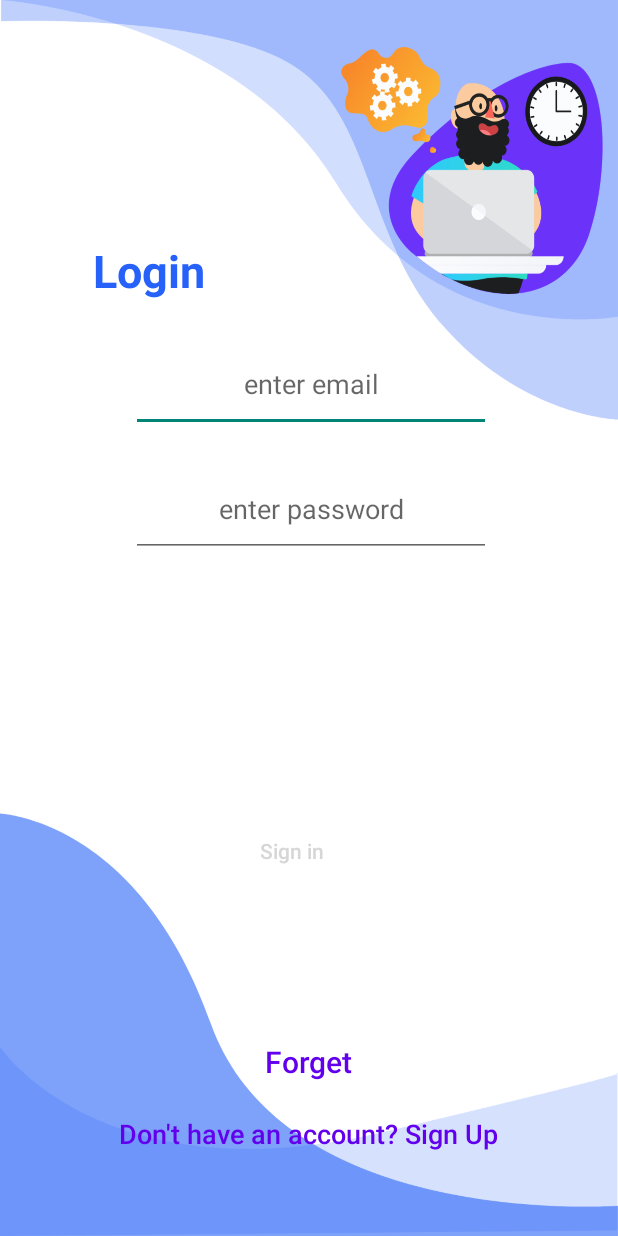
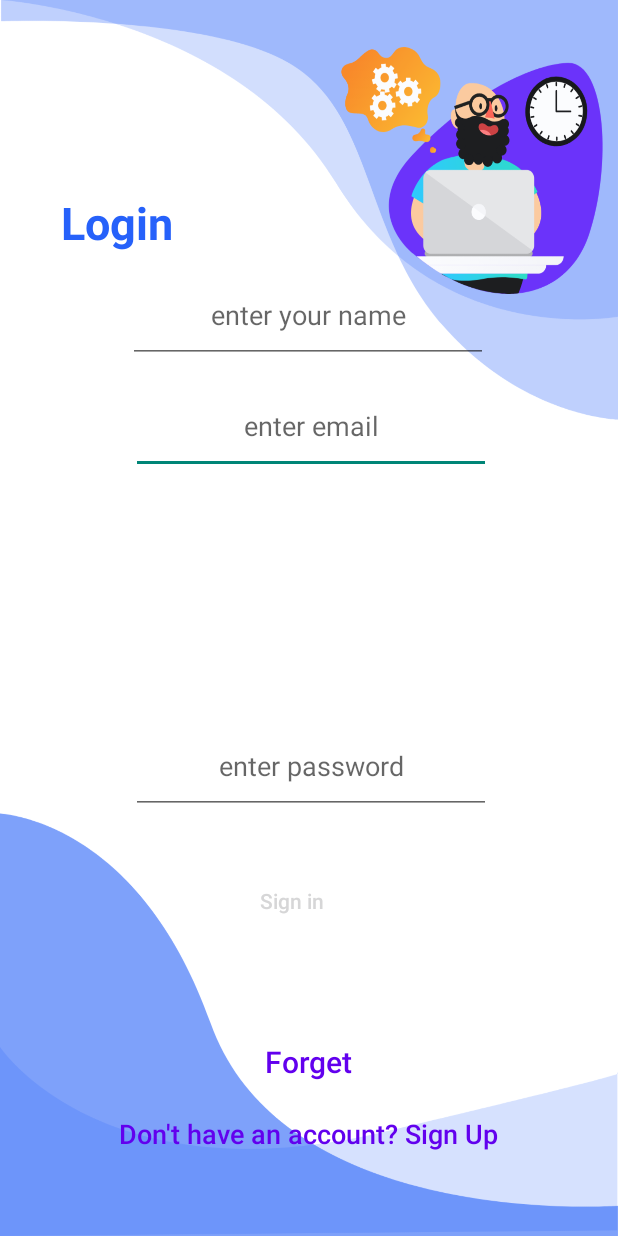
Before and after one commit to Avinash-dev-code/Expense-Tracker-, an Android app: the login screen opened directly, with no data from a screen before it, on a phone screen of 412 x 824 dp. Run offline under Robolectric (Android 15) with nearby library versions, the light colour scheme and no system bars; our stand-ins replace Firebase (no records; nobody signed in at launch, a user with empty details on screens opened directly); libraries missing offline, so code that uses them is left out: com.spark.submitbutton; plain views replace SubmitButton; 2 statements that could not run were skipped.

Commit message:
notification code change and added  name textview in authentication

```diff
--- a/app/src/main/java/com/avinash/expensetracker/activities/Register.java
+++ b/app/src/main/java/com/avinash/expensetracker/activities/Register.java
@@ -76,7 +76,7 @@ public class Register extends AppCompatActivity implements View.OnClickListener{
             Toast.makeText(Register.this, "Enter Password", Toast.LENGTH_SHORT).show();
             return;
         }else if (Password.length()<6){
-            Toast.makeText(Register.this,"Passwor must be greater then 6 digit", Toast.LENGTH_SHORT).show();
+            Toast.makeText(Register.this,"Password must be greater then 6 digit", Toast.LENGTH_SHORT).show();
             return;
         }
         mDialog.setMessage("Creating User please wait...");
@@ -88,8 +88,10 @@ public class Register extends AppCompatActivity implements View.OnClickListener{
                 if (task.isSuccessful()){
                     sendEmailVerification();
                     mDialog.dismiss();
+
                     OnAuth(task.getResult().getUser());
                     mAuth.signOut();
+                    finish();
                 }else{
                     Toast.makeText(Register.this,"error on creating user", Toast.LENGTH_SHORT).show();
                 }
--- a/app/src/main/res/layout/activity_login.xml
+++ b/app/src/main/res/layout/activity_login.xml
@@ -26,17 +26,16 @@
         app:layout_constraintVertical_bias="0.497">
 
         <TextView
+            android:id="@+id/textView2"
             style="@style/loginHeader"
-            android:layout_width="wrap_content"
-            android:layout_height="wrap_content"
-            android:layout_marginTop="160dp"
+            android:layout_width="93dp"
+            android:layout_height="44dp"
+            android:layout_marginTop="128dp"
             android:text="@string/logins"
-            app:layout_constraintBottom_toTopOf="@+id/editEmail"
             app:layout_constraintEnd_toEndOf="parent"
-            app:layout_constraintHorizontal_bias="0.184"
+            app:layout_constraintHorizontal_bias="0.128"
             app:layout_constraintStart_toStartOf="parent"
-            app:layout_constraintTop_toTopOf="parent"
-            app:layout_constraintVertical_bias="0.0" />
+            app:layout_constraintTop_toTopOf="parent" />
 
         <EditText
             android:id="@+id/editEmail"
@@ -45,7 +44,7 @@
             android:layout_width="240dp"
 
             android:layout_height="64dp"
-            android:layout_marginTop="224dp"
+            android:layout_marginTop="252dp"
 
             android:gravity="center"
 
@@ -73,9 +72,10 @@
             android:textColor="#6200ee"
             app:layout_constraintBottom_toTopOf="@+id/buttonLogin"
             app:layout_constraintEnd_toEndOf="@+id/editEmail"
+            app:layout_constraintHorizontal_bias="0.0"
             app:layout_constraintStart_toStartOf="@+id/editEmail"
             app:layout_constraintTop_toBottomOf="@+id/editEmail"
-            app:layout_constraintVertical_bias="0.016" />
+            app:layout_constraintVertical_bias="1.0" />
 
         <com.spark.submitbutton.SubmitButton
             android:id="@+id/buttonLogin"
@@ -94,7 +94,7 @@
             app:layout_constraintHorizontal_bias="0.448"
             app:layout_constraintStart_toStartOf="parent"
             app:layout_constraintTop_toTopOf="parent"
-            app:layout_constraintVertical_bias="0.713"
+            app:layout_constraintVertical_bias="0.759"
             app:sub_btn_background="@color/white"
             app:sub_btn_duration="2500"
             app:sub_btn_line_color="@color/selected_dot"
@@ -137,6 +137,19 @@
             app:layout_constraintHorizontal_bias="0.496"
             app:layout_constraintStart_toStartOf="parent" />
 
+        <EditText
+            android:id="@+id/namel"
+            android:layout_width="240dp"
+            android:layout_height="64dp"
+            android:layout_marginBottom="10dp"
+            android:gravity="center"
+            android:hint="enter your name"
+            android:textColor="#6200ee"
+            app:layout_constraintBottom_toTopOf="@+id/editEmail"
+            app:layout_constraintEnd_toEndOf="parent"
+            app:layout_constraintHorizontal_bias="0.497"
+            app:layout_constraintStart_toStartOf="parent" />
+
 
     </androidx.constraintlayout.widget.ConstraintLayout>
 
--- a/app/src/main/res/layout/activity_register.xml
+++ b/app/src/main/res/layout/activity_register.xml
@@ -29,7 +29,7 @@
             style="@style/loginHeader"
             android:layout_width="0dp"
             android:layout_height="wrap_content"
-            android:layout_marginTop="160dp"
+            android:layout_marginTop="145dp"
             android:text="@string/register"
             app:layout_constraintBottom_toTopOf="@+id/editName"
             app:layout_constraintEnd_toEndOf="parent"
```
Also changed, not shown: app/src/main/java/com/avinash/expensetracker/activities/ProfilePage.java (+40 -15 lines), app/src/main/java/com/avinash/expensetracker/activities/login.java (+22 -6 lines).
